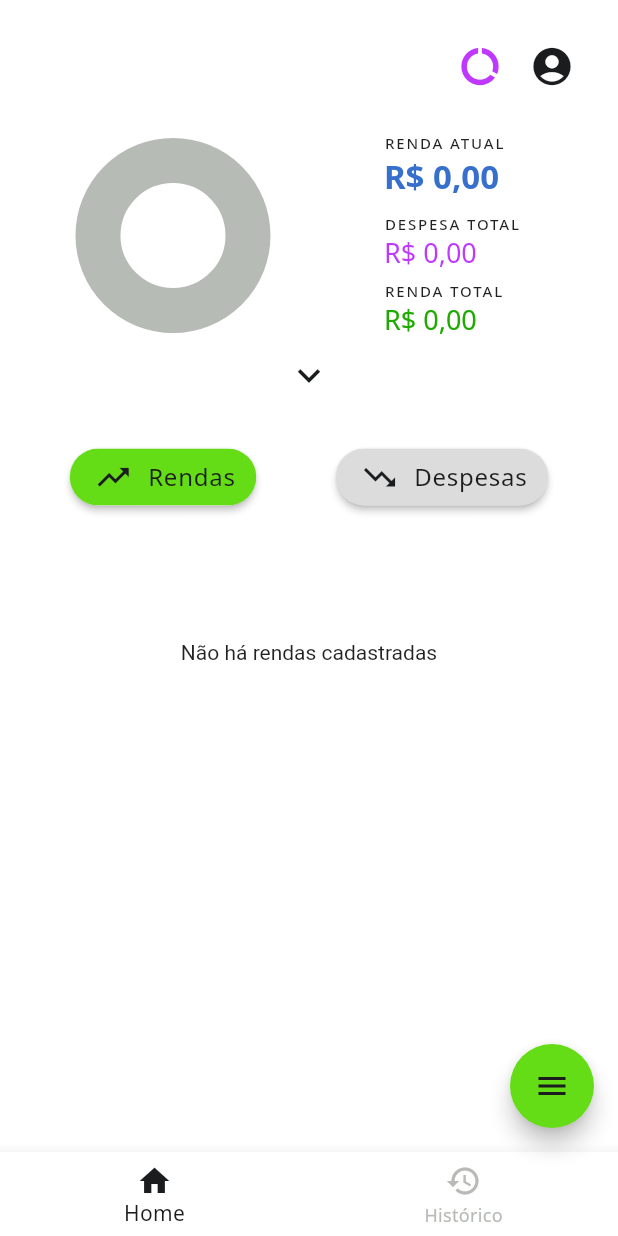
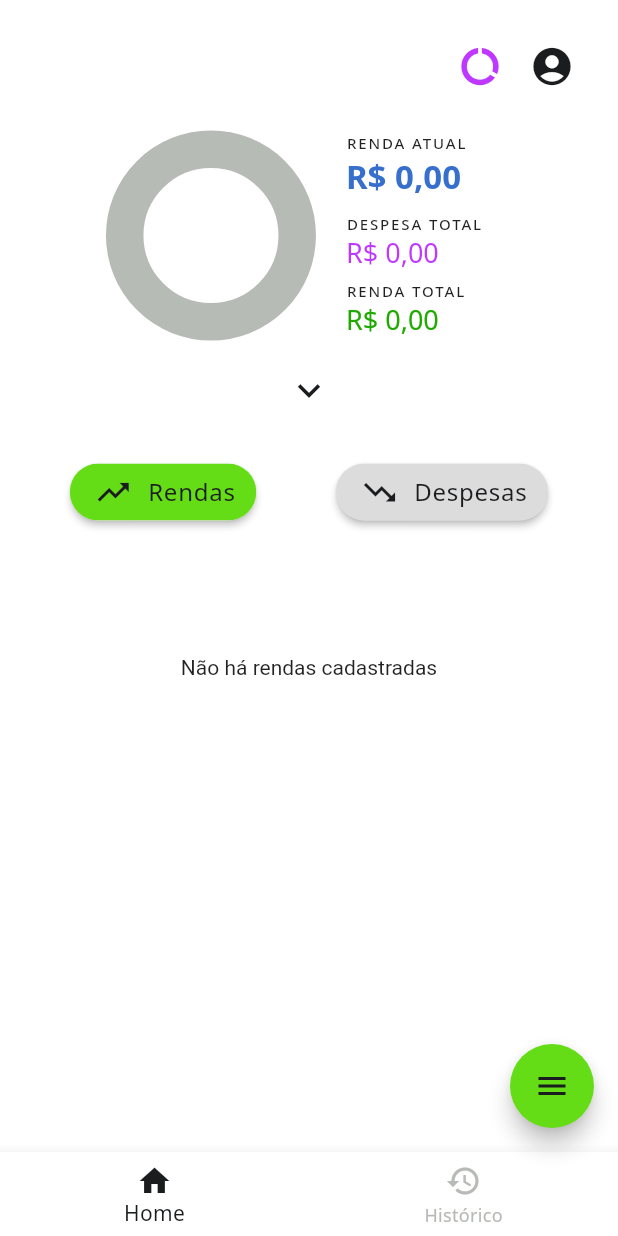
Before and after one commit to hakkinenT/projeto-controle-financeiro, a Flutter app: the HomePage screen opened directly, on a phone screen of 412 x 824 dp. Run offline on Flutter 3.47's test engine with Material 2 defaults, Android fonts, the light colour scheme and no system bars; drawn by our look-alikes of fl_chart; our stand-ins replace bloc, cloud_firestore, equatable, firebase_auth, firebase_core, flutter_bloc and 6 more; accounts and stored records are empty.

Commit message:
ajustes no grafico finalizados

```diff
--- a/lib/presentation/widgets/chart/custom_pie_chart.dart
+++ b/lib/presentation/widgets/chart/custom_pie_chart.dart
@@ -6,6 +6,7 @@ import '../../../data/models/models.dart';
 
 class CustomPieChart extends StatelessWidget {
   final List<ChartSector> sectors;
+
   const CustomPieChart({Key? key, required this.sectors}) : super(key: key);
 
   @override
@@ -31,10 +32,10 @@ class CustomPieChart extends StatelessWidget {
                   PieChartSectionData(
                       color: AppColors.grayColor,
                       value: 100,
-                      radius: 30,
+                      radius: 25,
                       title: '')
                 ],
-                centerSpaceRadius: 35.0))),
+                centerSpaceRadius: 45.0))),
       );
     }
   }
--- a/lib/presentation/widgets/info_panel/principal_financial_information_view.dart
+++ b/lib/presentation/widgets/info_panel/principal_financial_information_view.dart
@@ -15,9 +15,11 @@ class PrincipalFinancialInformationView extends StatelessWidget {
     return BlocBuilder<InformationPanelCubit, InformationPanelState>(
       builder: (context, state) {
         if (state is InformationPanelSuccess) {
-          return Center(
+          return Container(
+            margin: const EdgeInsets.only(bottom: 10),
             child: Row(
-              mainAxisAlignment: MainAxisAlignment.spaceAround,
+              mainAxisAlignment: MainAxisAlignment.center,
+              crossAxisAlignment: CrossAxisAlignment.center,
               children: [
                 SizedBox(
                     width: 100,
@@ -29,6 +31,9 @@ class PrincipalFinancialInformationView extends StatelessWidget {
                       percentExpenseNonFixed: state.percentExpenseNonFixed,
                       totalExpense: state.totalExpense,
                     )),
+                const SizedBox(
+                  width: 40,
+                ),
                 _FinancialInformation(
                   currentIncome: state.currentIncome,
                   totalExpense: state.totalExpense,
@@ -92,7 +97,7 @@ class _FinancialInformation extends StatelessWidget {
   @override
   Widget build(BuildContext context) {
     return Column(
-      mainAxisAlignment: MainAxisAlignment.start,
+      mainAxisAlignment: MainAxisAlignment.center,
       crossAxisAlignment: CrossAxisAlignment.start,
       mainAxisSize: MainAxisSize.min,
       children: [
--- a/lib/themes/app_colors.dart
+++ b/lib/themes/app_colors.dart
@@ -7,6 +7,7 @@ class AppColors {
   static const secondaryColor = Color(0xFFFFFFFF);
   static const textColor = Color(0xFF1b1c1e);
   static const grayDarkColor = Color(0xFF4E4F4E);
+  static const grayChartRotulo = Color.fromARGB(255, 104, 104, 104);
   static const grayColor = Color(0xFFB6BBB6);
   static const greyLightColor = Color(0xFFEAEBEA);
   static const chartEssentialColor = Color(0xFFBF38FF);
```
